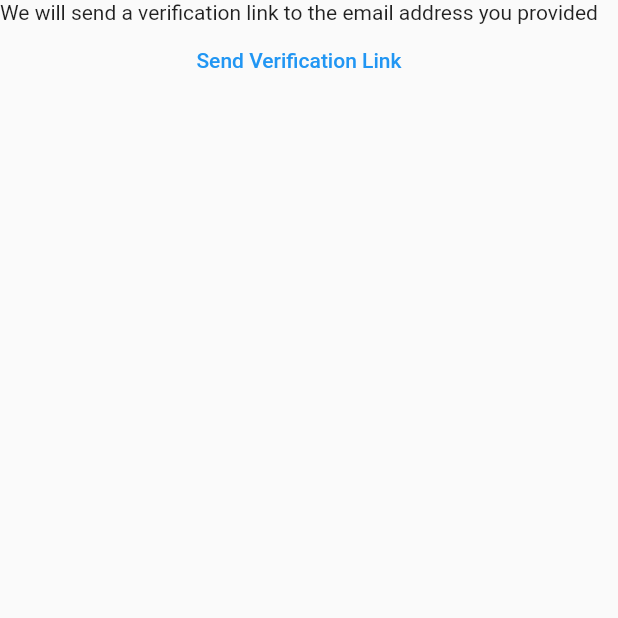
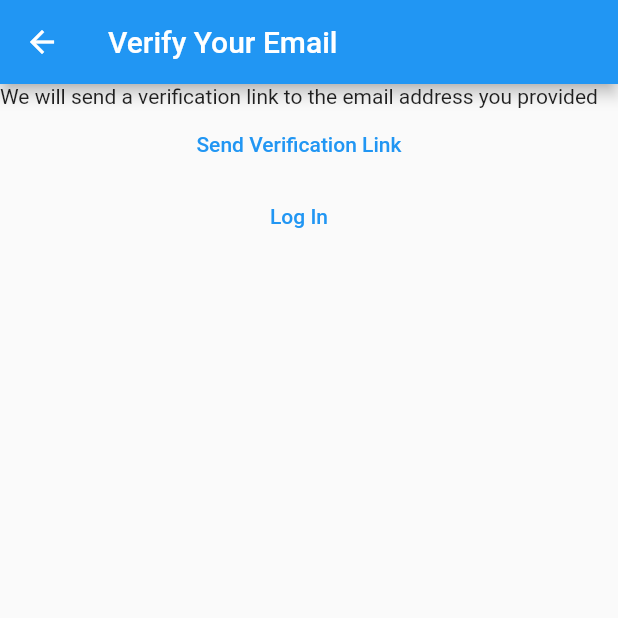
Before and after one commit to Shiloli-r/notes, a Flutter app: the VerifyEmailView screen opened directly, after a tap on "Send Verification Link", on a phone screen of 412 x 824 dp, the top half of it. Run offline on Flutter 3.47's test engine with Material 2 defaults, Android fonts, the phone set to English and light mode, and no system bars; our stand-ins replace firebase_auth, firebase_core; accounts and stored records are empty; network calls fail.

Commit message:
Refactored email view

```diff
--- a/lib/main.dart
+++ b/lib/main.dart
@@ -3,6 +3,7 @@ import 'package:firebase_core/firebase_core.dart';
 import 'package:flutter/material.dart';
 import 'package:notes/views/login_view.dart';
 import 'package:notes/views/register_view.dart';
+import 'package:notes/views/verify_email_view.dart';
 
 import 'firebase_options.dart';
 
@@ -33,13 +34,16 @@ class HomePage extends StatelessWidget {
       builder: (context, snapshot) {
         switch (snapshot.connectionState) {
           case ConnectionState.done:
-            // final user = FirebaseAuth.instance.currentUser;
-            // if (user?.emailVerified ?? false) {
-            //   return const Text("Email Verified");
-            // } else {
-            //   return const VerifyEmailView();
-            // }
-            return const LoginView();
+            final user = FirebaseAuth.instance.currentUser;
+            if (user != null) {
+              if (user.emailVerified) {
+                return const Text("Email Verified");
+              } else {
+                return const VerifyEmailView();
+              }
+            } else {
+              return const LoginView();
+            }
           default:
             return const CircularProgressIndicator();
         }
@@ -47,26 +51,3 @@ class HomePage extends StatelessWidget {
     );
   }
 }
-
-class VerifyEmailView extends StatefulWidget {
-  const VerifyEmailView({Key? key}) : super(key: key);
-
-  @override
-  State<VerifyEmailView> createState() => _VerifyEmailViewState();
-}
-
-class _VerifyEmailViewState extends State<VerifyEmailView> {
-  @override
-  Widget build(BuildContext context) {
-    return Column(children: [
-      const Text(
-          "We will send a verification link to the email address you provided"),
-      TextButton(
-          onPressed: () async {
-            final user = FirebaseAuth.instance.currentUser;
-            await user?.sendEmailVerification();
-          },
-          child: const Text("Send Verification Link")),
-    ]);
-  }
-}
--- /dev/null
+++ b/lib/views/verify_email_view.dart
@@ -0,0 +1,36 @@
+import 'package:firebase_auth/firebase_auth.dart';
+import 'package:flutter/material.dart';
+
+class VerifyEmailView extends StatefulWidget {
+  const VerifyEmailView({Key? key}) : super(key: key);
+
+  @override
+  State<VerifyEmailView> createState() => _VerifyEmailViewState();
+}
+
+class _VerifyEmailViewState extends State<VerifyEmailView> {
+  @override
+  Widget build(BuildContext context) {
+    return Scaffold(
+      appBar: AppBar(title: const Text("Verify Your Email")),
+      body: Column(children: [
+        const Text(
+            "We will send a verification link to the email address you provided"),
+        TextButton(
+          onPressed: () async {
+            final user = FirebaseAuth.instance.currentUser;
+            await user?.sendEmailVerification();
+          },
+          child: const Text("Send Verification Link"),
+        ),
+        TextButton(
+          onPressed: () {
+            Navigator.of(context)
+                .pushNamedAndRemoveUntil("/login/", (route) => false);
+          },
+          child: const Text("Log In"),
+        ),
+      ]),
+    );
+  }
+}
```
